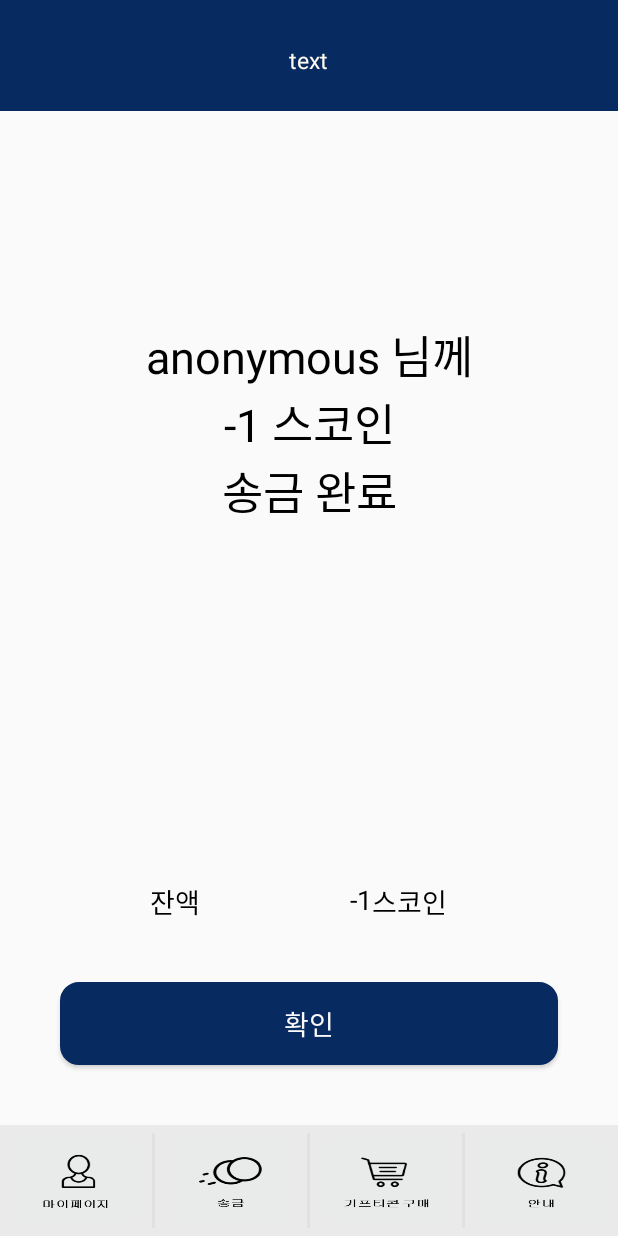
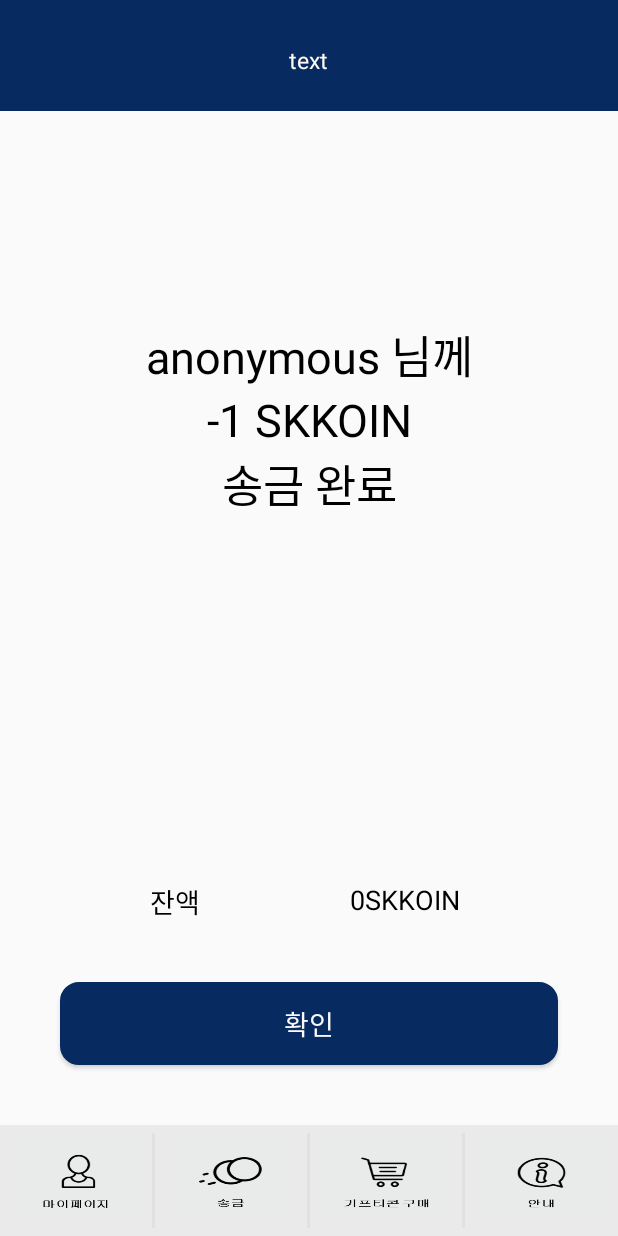
Before and after one commit to 2019-iuc-sw-skku/Lambda256, an Android app: the i_sendfinish screen opened directly, with no data from a screen before it, on a phone screen of 412 x 824 dp. Run offline under Robolectric (Android 15) with nearby library versions, the phone set to English and light mode, and no system bars; 3 statements that could not run were skipped.

Commit message:
token send bug fix

```diff
--- a/app/src/main/java/kr/co/softcampus/login/i_send/i_sendfinish.java
+++ b/app/src/main/java/kr/co/softcampus/login/i_send/i_sendfinish.java
@@ -4,6 +4,7 @@ import android.app.Activity;
 import android.content.Intent;
 import android.os.AsyncTask;
 import android.os.Bundle;
+import android.util.Log;
 import android.view.View;
 import android.widget.Button;
 import android.widget.TextView;
@@ -56,7 +57,7 @@ public class i_sendfinish extends Activity {
                 ConnectionClass cc = new ConnectionClass();
                 JSONObject result;
                 try {
-                    result = cc.MyConnection(Server.SERVER, Constant.NICKNAME, ConType.TYPE_POST,
+                    result = cc.MyConnection(Server.SERVER, Constant.NICKNAMEBYADDR, ConType.TYPE_POST,
                             new JSONObject().put("w_address", strings[0]));
                 } catch (JSONException e) {
                     e.printStackTrace();
@@ -69,14 +70,30 @@ public class i_sendfinish extends Activity {
 
         String balance = "-1";
         asyncTask.execute();
+        long amnt;
+
+        try{
+            amnt = got.getLongExtra("amount", -1);
+        } catch (Exception e) {
+            amnt = 0;
+        }
         try {
             balance = asyncTask.get(10, TimeUnit.SECONDS);
+            Log.e("BALANCE01", balance);
+
+            balance = balance.substring(0, balance.length() - (int) Math.log10(Constant.TOKEN_UNIT));
+            long tmp_balance = Long.parseLong(balance) - amnt;
+            Log.e("BALANCE02", Long.toString(tmp_balance));
+            balance = Long.toString(tmp_balance);
+            Log.e("BALANCE03", balance);
+
         } catch (Exception e) {
             e.printStackTrace();
         }
         nickasyncTask.execute(addr);
         String results = null;
         JSONObject result = null;
+
 
         try {
             result = nickasyncTask.get(10, TimeUnit.SECONDS);
@@ -87,7 +104,7 @@ public class i_sendfinish extends Activity {
         }
 
         textView3.setText(results + " 님께");
-        textView4.setText(got.getIntExtra("amount", -1) + " 스코인");
+        textView4.setText(amnt + " SKKOIN");
         textView20.setText(balance);
 
         conform.setOnClickListener(new View.OnClickListener() {
--- a/app/src/main/res/layout/activity_sendfinish.xml
+++ b/app/src/main/res/layout/activity_sendfinish.xml
@@ -88,7 +88,7 @@
             android:id="@+id/textView22"
             android:layout_width="wrap_content"
             android:layout_height="match_parent"
-            android:text="스코인"
+            android:text="SKKOIN"
             android:textColor="@color/Black"
             android:textSize="18sp" />
     </LinearLayout>
```
